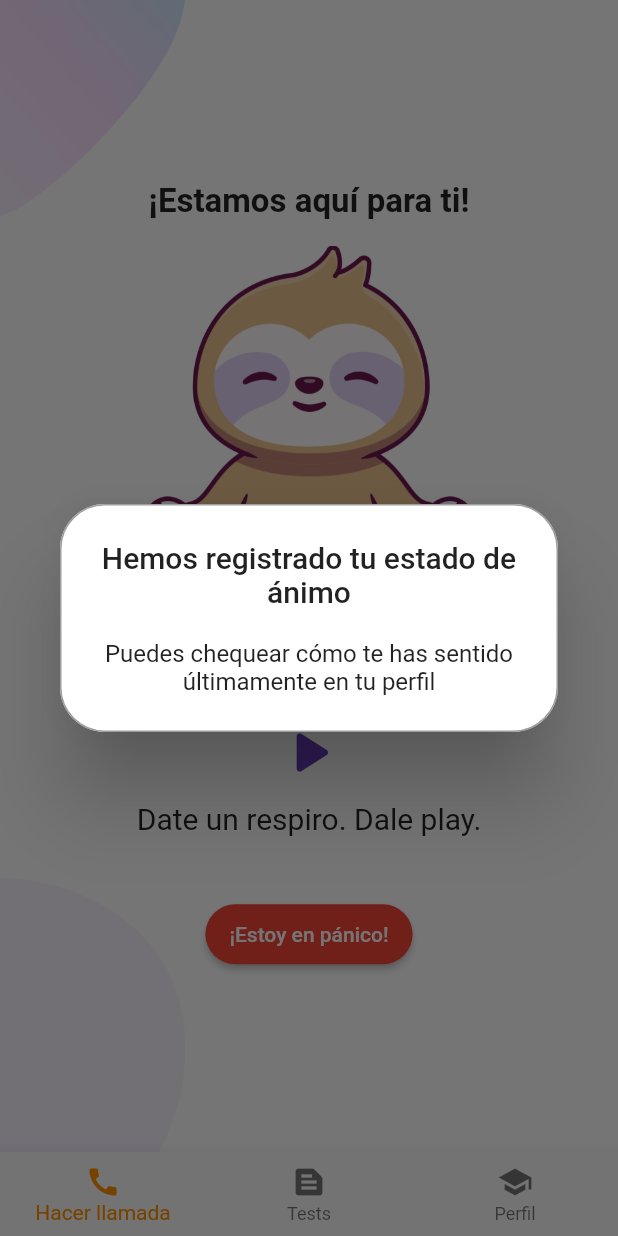
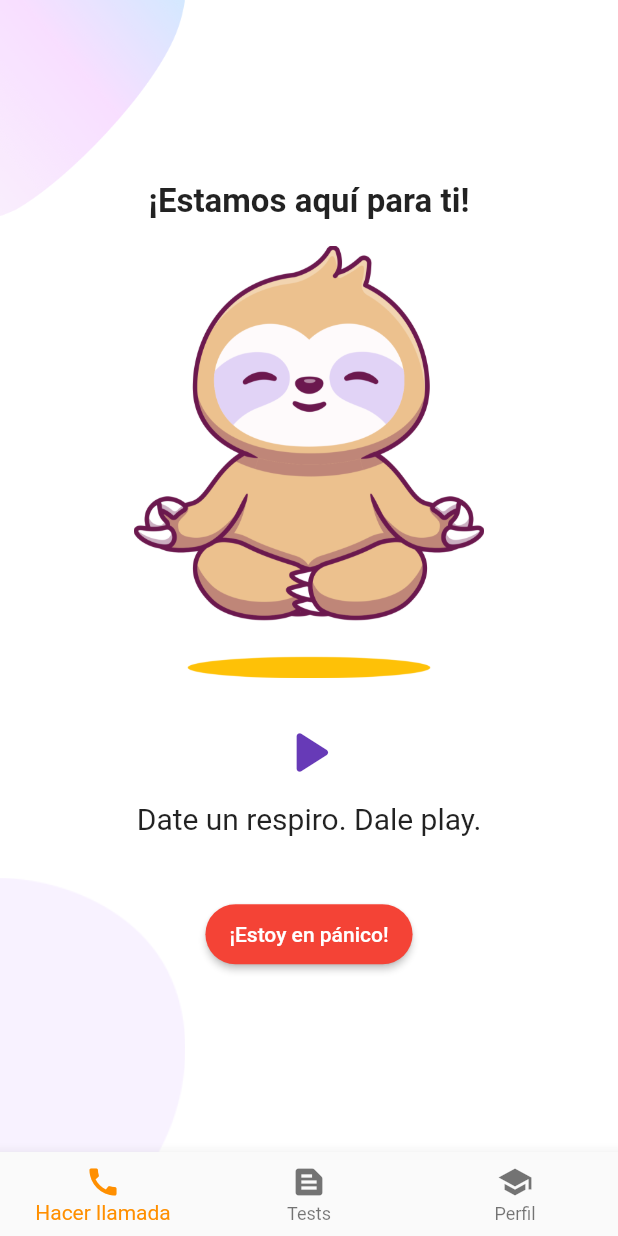
Before and after one commit to JUSELERO/homehealth, a Flutter app: the ElegirOpcion screen opened by its route, after a tap on "Llévame al inicio", on a phone screen of 412 x 824 dp. Run offline on Flutter 3.47's test engine with Material 2 defaults, Android fonts, the phone set to English and light mode, and no system bars; our stand-ins replace audioplayers, contacts_service, flutter_svg, geolocator, permission_handler, rxdart and 1 more; missing offline and left inert: telephony; accounts and stored records are empty; statements that could not run were skipped.

Commit message:
un mini error

```diff
--- a/lib/src/pages/auth/elegiropcion.dart
+++ b/lib/src/pages/auth/elegiropcion.dart
@@ -146,12 +146,6 @@ class _ElegirOpcionState extends State<ElegirOpcion> {
                             ElevatedButton.icon(
                                 onPressed: () {
                                   Navigator.pushNamed(context, 'main-customer');
-                                  showDialog(
-                                      useRootNavigator: false,
-                                      context: context,
-                                      builder: (context) {
-                                        return MostrarCuadroTexto();
-                                      });
                                 },
                                 icon: Icon(
                                   Icons.house_outlined,
```
